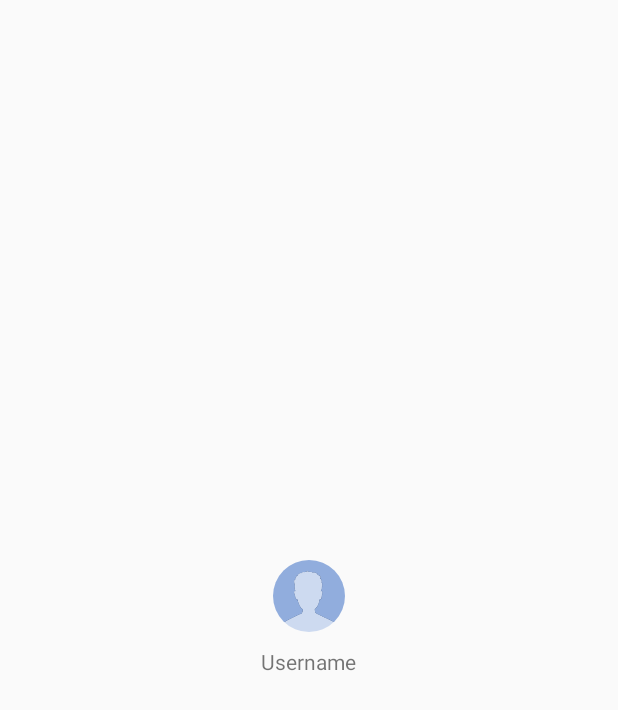
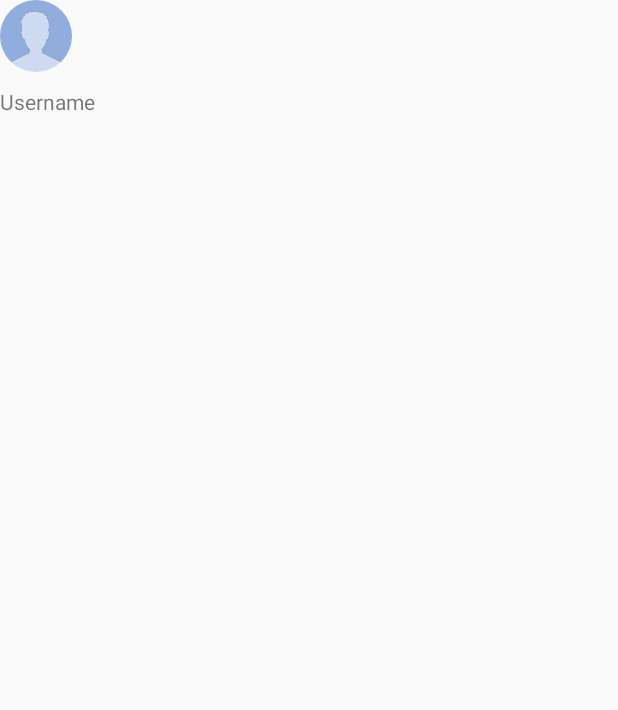
Before and after one commit to samindaperamuna/Mustage, an Android app: the layout moments_item.xml on its own in the app's theme, with its tools: preview values and no code run, on a phone screen of 412 x 824 dp. Shown: the top 710 px of the screen. Run offline under Robolectric (Android 15) with nearby library versions, the light colour scheme and no system bars.

Commit message:
Fixed binocular animation.

```diff
--- a/app/src/main/java/com/fifthgen/mustage/FeedFragment.java
+++ b/app/src/main/java/com/fifthgen/mustage/FeedFragment.java
@@ -151,10 +151,6 @@ public class FeedFragment extends Fragment implements ValueEventListener, View.O
             switch (menuItem.getItemId()) {
                 case R.id.action_settings:
                     startActivity(new Intent(getActivity(), SettingsActivity.class));
-                    break;
-                case R.id.action_binocular:
-                    // Show binocular activity.
-                    startActivity(new Intent(getActivity(), BinocularActivity.class));
                     break;
             }
 
@@ -317,7 +313,6 @@ public class FeedFragment extends Fragment implements ValueEventListener, View.O
                 // Animate Binocular into view.
                 if (momentsRecycler.getVisibility() == View.VISIBLE) {
                     momentsRecycler.animate()
-                            .translationY(0)
                             .alpha(0.0f)
                             .setListener(new AnimatorListenerAdapter() {
                                 @Override
@@ -330,7 +325,6 @@ public class FeedFragment extends Fragment implements ValueEventListener, View.O
                     momentsRecycler.setVisibility(View.VISIBLE);
                     momentsRecycler.setAlpha(0.0f);
                     momentsRecycler.animate()
-                            .translationY(momentsRecycler.getHeight())
                             .alpha(1.0f)
                             .setListener(null);
                 }
--- a/app/src/main/res/layout/content_main.xml
+++ b/app/src/main/res/layout/content_main.xml
@@ -25,6 +25,7 @@
         android:layout_height="100dp"
         android:orientation="horizontal"
         android:padding="10dp"
+        android:visibility="gone"
         app:layout_constraintEnd_toEndOf="parent"
         app:layout_constraintStart_toStartOf="parent"
         app:layout_constraintTop_toBottomOf="@+id/adView" />
@@ -56,7 +57,7 @@
         <TextView
             android:layout_width="wrap_content"
             android:layout_height="wrap_content"
-            android:text="Empty" />
+            android:text="@string/app_name" />
 
     </LinearLayout>
 
--- a/app/src/main/res/layout/fragment_feed.xml
+++ b/app/src/main/res/layout/fragment_feed.xml
@@ -34,7 +34,7 @@
                 android:contentDescription="@string/binocular"
                 android:padding="5dp"
                 android:scaleType="centerCrop"
-                android:src="@drawable/ic_binocular" />
+                android:src="@drawable/ic_binocular_light" />
         </Toolbar>
 
     </android.support.design.widget.AppBarLayout>
--- a/app/src/main/res/layout/moments_item.xml
+++ b/app/src/main/res/layout/moments_item.xml
@@ -1,8 +1,8 @@
 <?xml version="1.0" encoding="utf-8"?>
 <LinearLayout xmlns:android="http://schemas.android.com/apk/res/android"
     android:layout_width="match_parent"
-    android:layout_height="match_parent"
-    android:gravity="center_vertical|center_horizontal"
+    android:layout_height="wrap_content"
+    android:gravity="center_vertical"
     android:orientation="vertical">
 
     <com.fifthgen.mustage.views.CircleImageView
```
Also changed, not shown: app/src/main/res/menu/main.xml (+4 -13 lines), app/src/main/res/drawable-hdpi/ic_binocular.png (deleted), app/src/main/res/drawable-mdpi/ic_binocular.png (deleted), app/src/main/res/drawable-xhdpi/ic_binocular.png (deleted), app/src/main/res/drawable-xxhdpi/ic_binocular.png (deleted), app/src/main/res/drawable-xxxhdpi/ic_binocular.png (deleted).
